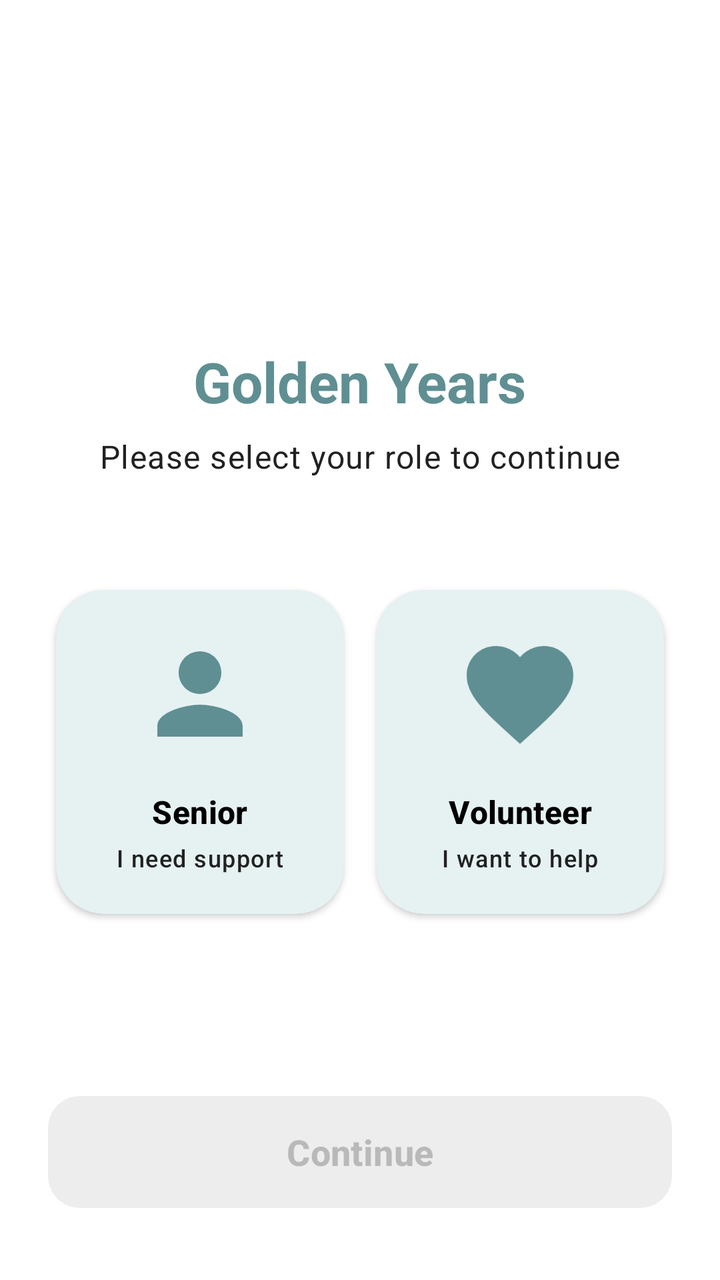
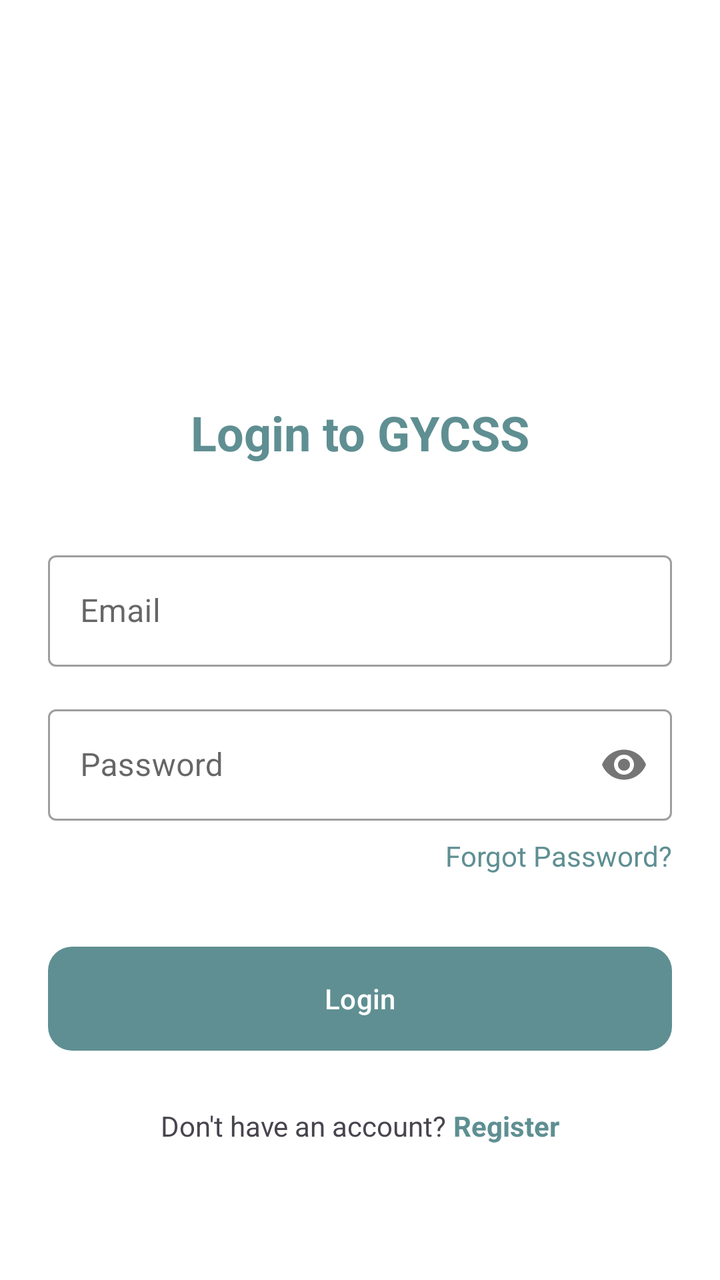

Two renders of the same Android screen: before a commit and after it. Below are the layout's source before the change and the commit's diff.
<!-- AndroidManifest.xml: application theme Theme.Gycss2 -->
<!-- res/layout/activity_login.xml -->
<?xml version="1.0" encoding="utf-8"?>
<androidx.constraintlayout.widget.ConstraintLayout xmlns:android="http://schemas.android.com/apk/res/android"
    xmlns:app="http://schemas.android.com/apk/res-auto"
    xmlns:tools="http://schemas.android.com/tools"
    android:id="@+id/main"
    android:layout_width="match_parent"
    android:layout_height="match_parent"
    android:background="@color/white"
    tools:context=".ui.login.LoginActivity">

    <ImageView
        android:id="@+id/iv_logo"
        android:layout_width="100dp"
        android:layout_height="100dp"
        android:layout_marginTop="48dp"
        android:contentDescription="@string/app_name"
        android:src="@mipmap/ic_launcher_round"
        app:layout_constraintEnd_toEndOf="parent"
        app:layout_constraintStart_toStartOf="parent"
        app:layout_constraintTop_toTopOf="parent" />

    <TextView
        android:id="@+id/tv_welcome"
        android:layout_width="wrap_content"
        android:layout_height="wrap_content"
        android:layout_marginTop="24dp"
        android:text="@string/app_name"
        android:textAppearance="?attr/textAppearanceHeadlineMedium"
        android:textColor="?attr/colorPrimary"
        android:textStyle="bold"
        app:layout_constraintEnd_toEndOf="parent"
        app:layout_constraintStart_toStartOf="parent"
        app:layout_constraintTop_toBottomOf="@id/iv_logo" />

    <TextView
        android:id="@+id/tv_choose_role"
        android:layout_width="wrap_content"
        android:layout_height="wrap_content"
        android:layout_marginTop="8dp"
        android:text="Please select your role to continue"
        android:textAppearance="?attr/textAppearanceBodyLarge"
        android:textColor="?attr/colorOnSurfaceVariant"
        app:layout_constraintEnd_toEndOf="parent"
        app:layout_constraintStart_toStartOf="parent"
        app:layout_constraintTop_toBottomOf="@id/tv_welcome" />

    <LinearLayout
        android:id="@+id/ll_roles"
        android:layout_width="match_parent"
        android:layout_height="wrap_content"
        android:layout_marginTop="48dp"
        android:orientation="horizontal"
        android:paddingHorizontal="20dp"
        app:layout_constraintTop_toBottomOf="@id/tv_choose_role"
        tools:layout_editor_absoluteX="0dp">

        
        <com.google.android.material.card.MaterialCardView
            android:id="@+id/card_senior"
            style="?attr/materialCardViewElevatedStyle"
            android:layout_width="0dp"
            android:layout_height="wrap_content"
            android:layout_margin="8dp"
            android:layout_weight="1"
            android:clickable="true"
            android:focusable="true"
            app:cardBackgroundColor="@color/very_light_teal"
            app:cardCornerRadius="24dp"
            app:cardElevation="2dp"
            app:strokeColor="@color/primary_teal"
            app:strokeWidth="0dp">

            <androidx.constraintlayout.widget.ConstraintLayout
                android:layout_width="match_parent"
                android:layout_height="wrap_content"
                android:padding="20dp">

                <ImageView
                    android:id="@+id/iv_senior_icon"
                    android:layout_width="64dp"
                    android:layout_height="64dp"
                    android:src="@drawable/ic_senior"
                    app:layout_constraintEnd_toEndOf="parent"
                    app:layout_constraintStart_toStartOf="parent"
                    app:layout_constraintTop_toTopOf="parent" />

                <TextView
                    android:id="@+id/tv_senior_label"
                    android:layout_width="wrap_content"
                    android:layout_height="wrap_content"
                    android:layout_marginTop="16dp"
                    android:text="Senior"
                    android:textAppearance="?attr/textAppearanceTitleMedium"
                    android:textColor="?attr/colorOnSurface"
                    android:textStyle="bold"
                    app:layout_constraintEnd_toEndOf="parent"
                    app:layout_constraintStart_toStartOf="parent"
                    app:layout_constraintTop_toBottomOf="@id/iv_senior_icon" />

                <TextView
                    android:layout_width="wrap_content"
                    android:layout_height="wrap_content"
                    android:layout_marginTop="4dp"
                    android:text="I need support"
                    android:textAppearance="?attr/textAppearanceLabelMedium"
                    android:textColor="?attr/colorOnSurfaceVariant"
                    app:layout_constraintEnd_toEndOf="parent"
                    app:layout_constraintStart_toStartOf="parent"
                    app:layout_constraintTop_toBottomOf="@id/tv_senior_label" />

                <ImageView
                    android:id="@+id/iv_senior_check"
                    android:layout_width="24dp"
                    android:layout_height="24dp"
                    android:src="@drawable/ic_check_circle"
                    android:visibility="gone"
                    app:layout_constraintEnd_toEndOf="parent"
                    app:layout_constraintTop_toTopOf="parent"
                    app:tint="@color/primary_teal" />

            </androidx.constraintlayout.widget.ConstraintLayout>
        </com.google.android.material.card.MaterialCardView>

        
        <com.google.android.material.card.MaterialCardView
            android:id="@+id/card_volunteer"
            style="?attr/materialCardViewElevatedStyle"
            android:layout_width="0dp"
            android:layout_height="wrap_content"
            android:layout_margin="8dp"
            android:layout_weight="1"
            android:clickable="true"
            android:focusable="true"
            app:cardBackgroundColor="@color/very_light_teal"
            app:cardCornerRadius="24dp"
            app:cardElevation="2dp"
            app:strokeColor="@color/primary_teal"
            app:strokeWidth="0dp">

            <androidx.constraintlayout.widget.ConstraintLayout
                android:layout_width="match_parent"
                android:layout_height="wrap_content"
                android:padding="20dp">

                <ImageView
                    android:id="@+id/iv_volunteer_icon"
                    android:layout_width="64dp"
                    android:layout_height="64dp"
                    android:src="@drawable/ic_volunteer"
                    app:layout_constraintEnd_toEndOf="parent"
                    app:layout_constraintStart_toStartOf="parent"
                    app:layout_constraintTop_toTopOf="parent" />

                <TextView
                    android:id="@+id/tv_volunteer_label"
                    android:layout_width="wrap_content"
                    android:layout_height="wrap_content"
                    android:layout_marginTop="16dp"
                    android:text="Volunteer"
                    android:textAppearance="?attr/textAppearanceTitleMedium"
                    android:textColor="?attr/colorOnSurface"
                    android:textStyle="bold"
                    app:layout_constraintEnd_toEndOf="parent"
                    app:layout_constraintStart_toStartOf="parent"
                    app:layout_constraintTop_toBottomOf="@id/iv_volunteer_icon" />

                <TextView
                    android:layout_width="wrap_content"
                    android:layout_height="wrap_content"
                    android:layout_marginTop="4dp"
                    android:text="I want to help"
                    android:textAppearance="?attr/textAppearanceLabelMedium"
                    android:textColor="?attr/colorOnSurfaceVariant"
                    app:layout_constraintEnd_toEndOf="parent"
                    app:layout_constraintStart_toStartOf="parent"
                    app:layout_constraintTop_toBottomOf="@id/tv_volunteer_label" />

                <ImageView
                    android:id="@+id/iv_volunteer_check"
                    android:layout_width="24dp"
                    android:layout_height="24dp"
                    android:src="@drawable/ic_check_circle"
                    android:visibility="gone"
                    app:layout_constraintEnd_toEndOf="parent"
                    app:layout_constraintTop_toTopOf="parent"
                    app:tint="@color/primary_teal" />

            </androidx.constraintlayout.widget.ConstraintLayout>
        </com.google.android.material.card.MaterialCardView>
    </LinearLayout>

    <com.google.android.material.button.MaterialButton
        android:id="@+id/btn_continue"
        style="@style/Widget.Material3.Button"
        android:layout_width="match_parent"
        android:layout_height="64dp"
        android:layout_marginHorizontal="24dp"
        android:layout_marginBottom="32dp"
        android:alpha="0.6"
        android:enabled="false"
        android:text="@string/btn_continue"
        android:textSize="18sp"
        android:textStyle="bold"
        app:cornerRadius="16dp"
        app:layout_constraintBottom_toBottomOf="parent" />

</androidx.constraintlayout.widget.ConstraintLayout>
<!-- resources referenced by this layout -->
<resources>
  <color name="primary_teal">#5F8F92</color>
  <color name="very_light_teal">#E6F1F2</color>
  <color name="white">#FFFFFF</color>
  <!-- drawable ic_check_circle (drawable) -->
  <?xml version="1.0" encoding="utf-8"?>
  <vector xmlns:android="http://schemas.android.com/apk/res/android"
      android:width="24dp"
      android:height="24dp"
      android:viewportWidth="24"
      android:viewportHeight="24">
      <path
          android:fillColor="@color/primary_teal"
          android:pathData="M12,2C6.48,2 2,6.48 2,12s4.48,10 10,10 10,-4.48 10,-10S17.52,2 12,2zM10,17l-5,-5 1.41,-1.41L10,14.17l7.59,-7.59L19,8l-9,9z" />
  </vector>
  <!-- drawable ic_senior (drawable) -->
  <?xml version="1.0" encoding="utf-8"?>
  <vector xmlns:android="http://schemas.android.com/apk/res/android"
      android:width="48dp"
      android:height="48dp"
      android:viewportWidth="24"
      android:viewportHeight="24">
      <path
          android:fillColor="#5F8F92"
          android:pathData="M12,12c2.21,0 4,-1.79 4,-4s-1.79,-4 -4,-4 -4,1.79 -4,4 1.79,4 4,4zM12,14c-2.67,0 -8,1.34 -8,4v2h16v-2c0,-2.66 -5.33,-4 -8,-4z" />
  </vector>
  <!-- drawable ic_volunteer (drawable) -->
  <?xml version="1.0" encoding="utf-8"?>
  <vector xmlns:android="http://schemas.android.com/apk/res/android"
      android:width="48dp"
      android:height="48dp"
      android:viewportWidth="24"
      android:viewportHeight="24">
      <path
          android:fillColor="#5F8F92"
          android:pathData="M12,21.35l-1.45,-1.32C5.4,15.36 2,12.28 2,8.5 2,5.42 4.42,3 7.5,3c1.74,0 3.41,0.81 4.5,2.09C13.09,3.81 14.76,3 16.5,3 19.58,3 22,5.42 22,8.5c0,3.78 -3.4,6.86 -8.55,11.54L12,21.35z" />
  </vector>
  <!-- mipmap ic_launcher_round (mipmap-anydpi-v26) -->
  <?xml version="1.0" encoding="utf-8"?>
  <adaptive-icon xmlns:android="http://schemas.android.com/apk/res/android">
      <background android:drawable="@drawable/ic_launcher_background"/>
      <foreground android:drawable="@mipmap/ic_launcher_foreground"/>
  </adaptive-icon>
  <string name="app_name">Golden Years</string>
  <string name="btn_continue">Continue</string>
  <style name="Theme.Gycss2" parent="Base.Theme.Gycss2" />
  <!-- drawable ic_launcher_background (drawable) -->
  <?xml version="1.0" encoding="utf-8"?>
  <vector
      android:height="108dp"
      android:width="108dp"
      android:viewportHeight="108"
      android:viewportWidth="108"
      xmlns:android="http://schemas.android.com/apk/res/android">
      <path android:fillColor="#FFFFFF"
            android:pathData="M0,0h108v108h-108z"/>
  </vector>
  <color name="light_teal">#8FB6B8</color>
  <color name="primary_text">#000000</color>
  <color name="dark_teal">#4E7F83</color>
  <color name="success_green">#2E7D32</color>
  <color name="off_white">#F5F7F8</color>
  <color name="secondary_text">#212121</color>
  <color name="divider_gray">#E0E4E7</color>
  <!-- unchanged entries left out for length: 1 -->
</resources>

<!-- the commit's change to res/layout/activity_login.xml (unified diff, before → after) -->
@@ -5,203 +5,116 @@
     android:id="@+id/main"
     android:layout_width="match_parent"
     android:layout_height="match_parent"
-    android:background="@color/white"
-    tools:context=".ui.login.LoginActivity">
+    android:background="@color/white">
 
     <ImageView
         android:id="@+id/iv_logo"
-        android:layout_width="100dp"
-        android:layout_height="100dp"
-        android:layout_marginTop="48dp"
-        android:contentDescription="@string/app_name"
+        android:layout_width="120dp"
+        android:layout_height="120dp"
+        android:layout_marginTop="60dp"
         android:src="@mipmap/ic_launcher_round"
         app:layout_constraintEnd_toEndOf="parent"
         app:layout_constraintStart_toStartOf="parent"
         app:layout_constraintTop_toTopOf="parent" />
 
     <TextView
-        android:id="@+id/tv_welcome"
+        android:id="@+id/tv_title"
         android:layout_width="wrap_content"
         android:layout_height="wrap_content"
-        android:layout_marginTop="24dp"
-        android:text="@string/app_name"
-        android:textAppearance="?attr/textAppearanceHeadlineMedium"
-        android:textColor="?attr/colorPrimary"
+        android:layout_marginTop="20dp"
+        android:text="Login to GYCSS"
+        android:textSize="24sp"
         android:textStyle="bold"
+        android:textColor="@color/primary_teal"
         app:layout_constraintEnd_toEndOf="parent"
         app:layout_constraintStart_toStartOf="parent"
         app:layout_constraintTop_toBottomOf="@id/iv_logo" />
 
+    <com.google.android.material.textfield.TextInputLayout
+        android:id="@+id/til_email"
+        style="@style/Widget.MaterialComponents.TextInputLayout.OutlinedBox"
+        android:layout_width="match_parent"
+        android:layout_height="wrap_content"
+        android:layout_marginHorizontal="24dp"
+        android:layout_marginTop="40dp"
+        android:hint="Email"
+        app:layout_constraintTop_toBottomOf="@id/tv_title">
+
+        <com.google.android.material.textfield.TextInputEditText
+            android:layout_width="match_parent"
+            android:layout_height="wrap_content"
+            android:inputType="textEmailAddress" />
+    </com.google.android.material.textfield.TextInputLayout>
+
+    <com.google.android.material.textfield.TextInputLayout
+        android:id="@+id/til_password"
+        style="@style/Widget.MaterialComponents.TextInputLayout.OutlinedBox"
+        android:layout_width="match_parent"
+        android:layout_height="wrap_content"
+        android:layout_marginHorizontal="24dp"
+        android:layout_marginTop="16dp"
+        android:hint="Password"
+        app:passwordToggleEnabled="true"
+        app:layout_constraintTop_toBottomOf="@id/til_email">
+
+        <com.google.android.material.textfield.TextInputEditText
+            android:layout_width="match_parent"
+            android:layout_height="wrap_content"
+            android:inputType="textPassword" />
+    </com.google.android.material.textfield.TextInputLayout>
+
     <TextView
-        android:id="@+id/tv_choose_role"
+        android:id="@+id/tv_forgot_password"
         android:layout_width="wrap_content"
         android:layout_height="wrap_content"
         android:layout_marginTop="8dp"
-        android:text="Please select your role to continue"
-        android:textAppearance="?attr/textAppearanceBodyLarge"
-        android:textColor="?attr/colorOnSurfaceVariant"
+        android:layout_marginEnd="24dp"
+        android:text="Forgot Password?"
+        android:textColor="@color/primary_teal"
+        app:layout_constraintEnd_toEndOf="parent"
+        app:layout_constraintTop_toBottomOf="@id/til_password" />
+
+    <com.google.android.material.button.MaterialButton
+        android:id="@+id/btn_login"
+        android:layout_width="match_parent"
+        android:layout_height="60dp"
+        android:layout_marginHorizontal="24dp"
+        android:layout_marginTop="32dp"
+        android:text="Login"
+        app:cornerRadius="12dp"
+        app:layout_constraintTop_toBottomOf="@id/tv_forgot_password" />
+
+    <ProgressBar
+        android:id="@+id/progress_bar"
+        android:layout_width="wrap_content"
+        android:layout_height="wrap_content"
+        android:visibility="gone"
+        app:layout_constraintBottom_toBottomOf="@id/btn_login"
+        app:layout_constraintEnd_toEndOf="@id/btn_login"
+        app:layout_constraintStart_toStartOf="@id/btn_login"
+        app:layout_constraintTop_toTopOf="@id/btn_login" />
+
+    <LinearLayout
+        android:layout_width="wrap_content"
+        android:layout_height="wrap_content"
+        android:layout_marginTop="24dp"
+        android:orientation="horizontal"
         app:layout_constraintEnd_toEndOf="parent"
         app:layout_constraintStart_toStartOf="parent"
-        app:layout_constraintTop_toBottomOf="@id/tv_welcome" />
+        app:layout_constraintTop_toBottomOf="@id/btn_login">
 
-    <LinearLayout
-        android:id="@+id/ll_roles"
-        android:layout_width="match_parent"
-        android:layout_height="wrap_content"
-        android:layout_marginTop="48dp"
-        android:orientation="horizontal"
-        android:paddingHorizontal="20dp"
-        app:layout_constraintTop_toBottomOf="@id/tv_choose_role"
-        tools:layout_editor_absoluteX="0dp">
+        <TextView
+            android:layout_width="wrap_content"
+            android:layout_height="wrap_content"
+            android:text="Don't have an account? " />
 
-        
-        <com.google.android.material.card.MaterialCardView
-            android:id="@+id/card_senior"
-            style="?attr/materialCardViewElevatedStyle"
-            android:layout_width="0dp"
+        <TextView
+            android:id="@+id/tv_register"
+            android:layout_width="wrap_content"
             android:layout_height="wrap_content"
-            android:layout_margin="8dp"
-            android:layout_weight="1"
-            android:clickable="true"
-            android:focusable="true"
-            app:cardBackgroundColor="@color/very_light_teal"
-            app:cardCornerRadius="24dp"
-            app:cardElevation="2dp"
-            app:strokeColor="@color/primary_teal"
-            app:strokeWidth="0dp">
-
-            <androidx.constraintlayout.widget.ConstraintLayout
-                android:layout_width="match_parent"
-                android:layout_height="wrap_content"
-                android:padding="20dp">
-
-                <ImageView
-                    android:id="@+id/iv_senior_icon"
-                    android:layout_width="64dp"
-                    android:layout_height="64dp"
-                    android:src="@drawable/ic_senior"
-                    app:layout_constraintEnd_toEndOf="parent"
-                    app:layout_constraintStart_toStartOf="parent"
-                    app:layout_constraintTop_toTopOf="parent" />
-
-                <TextView
-                    android:id="@+id/tv_senior_label"
-                    android:layout_width="wrap_content"
-                    android:layout_height="wrap_content"
-                    android:layout_marginTop="16dp"
-                    android:text="Senior"
-                    android:textAppearance="?attr/textAppearanceTitleMedium"
-                    android:textColor="?attr/colorOnSurface"
-                    android:textStyle="bold"
-                    app:layout_constraintEnd_toEndOf="parent"
-                    app:layout_constraintStart_toStartOf="parent"
-                    app:layout_constraintTop_toBottomOf="@id/iv_senior_icon" />
-
-                <TextView
-                    android:layout_width="wrap_content"
-                    android:layout_height="wrap_content"
-                    android:layout_marginTop="4dp"
-                    android:text="I need support"
-                    android:textAppearance="?attr/textAppearanceLabelMedium"
-                    android:textColor="?attr/colorOnSurfaceVariant"
-                    app:layout_constraintEnd_toEndOf="parent"
-                    app:layout_constraintStart_toStartOf="parent"
-                    app:layout_constraintTop_toBottomOf="@id/tv_senior_label" />
-
-                <ImageView
-                    android:id="@+id/iv_senior_check"
-                    android:layout_width="24dp"
-                    android:layout_height="24dp"
-                    android:src="@drawable/ic_check_circle"
-                    android:visibility="gone"
-                    app:layout_constraintEnd_toEndOf="parent"
-                    app:layout_constraintTop_toTopOf="parent"
-                    app:tint="@color/primary_teal" />
-
-            </androidx.constraintlayout.widget.ConstraintLayout>
-        </com.google.android.material.card.MaterialCardView>
-
-        
-        <com.google.android.material.card.MaterialCardView
-            android:id="@+id/card_volunteer"
-            style="?attr/materialCardViewElevatedStyle"
-            android:layout_width="0dp"
-            android:layout_height="wrap_content"
-            android:layout_margin="8dp"
-            android:layout_weight="1"
-            android:clickable="true"
-            android:focusable="true"
-            app:cardBackgroundColor="@color/very_light_teal"
-            app:cardCornerRadius="24dp"
-            app:cardElevation="2dp"
-            app:strokeColor="@color/primary_teal"
-            app:strokeWidth="0dp">
-
-            <androidx.constraintlayout.widget.ConstraintLayout
-                android:layout_width="match_parent"
-                android:layout_height="wrap_content"
-                android:padding="20dp">
-
-                <ImageView
-                    android:id="@+id/iv_volunteer_icon"
-                    android:layout_width="64dp"
-                    android:layout_height="64dp"
-                    android:src="@drawable/ic_volunteer"
-                    app:layout_constraintEnd_toEndOf="parent"
-                    app:layout_constraintStart_toStartOf="parent"
-                    app:layout_constraintTop_toTopOf="parent" />
-
-                <TextView
-                    android:id="@+id/tv_volunteer_label"
-                    android:layout_width="wrap_content"
-                    android:layout_height="wrap_content"
-                    android:layout_marginTop="16dp"
-                    android:text="Volunteer"
-                    android:textAppearance="?attr/textAppearanceTitleMedium"
-                    android:textColor="?attr/colorOnSurface"
-                    android:textStyle="bold"
-                    app:layout_constraintEnd_toEndOf="parent"
-                    app:layout_constraintStart_toStartOf="parent"
-                    app:layout_constraintTop_toBottomOf="@id/iv_volunteer_icon" />
-
-                <TextView
-                    android:layout_width="wrap_content"
-                    android:layout_height="wrap_content"
-                    android:layout_marginTop="4dp"
-                    android:text="I want to help"
-                    android:textAppearance="?attr/textAppearanceLabelMedium"
-                    android:textColor="?attr/colorOnSurfaceVariant"
-                    app:layout_constraintEnd_toEndOf="parent"
-                    app:layout_constraintStart_toStartOf="parent"
-                    app:layout_constraintTop_toBottomOf="@id/tv_volunteer_label" />
-
-                <ImageView
-                    android:id="@+id/iv_volunteer_check"
-                    android:layout_width="24dp"
-                    android:layout_height="24dp"
-                    android:src="@drawable/ic_check_circle"
-                    android:visibility="gone"
-                    app:layout_constraintEnd_toEndOf="parent"
-                    app:layout_constraintTop_toTopOf="parent"
-                    app:tint="@color/primary_teal" />
-
-            </androidx.constraintlayout.widget.ConstraintLayout>
-        </com.google.android.material.card.MaterialCardView>
+            android:text="Register"
+            android:textStyle="bold"
+            android:textColor="@color/primary_teal" />
     </LinearLayout>
 
-    <com.google.android.material.button.MaterialButton
-        android:id="@+id/btn_continue"
-        style="@style/Widget.Material3.Button"
-        android:layout_width="match_parent"
-        android:layout_height="64dp"
-        android:layout_marginHorizontal="24dp"
-        android:layout_marginBottom="32dp"
-        android:alpha="0.6"
-        android:enabled="false"
-        android:text="@string/btn_continue"
-        android:textSize="18sp"
-        android:textStyle="bold"
-        app:cornerRadius="16dp"
-        app:layout_constraintBottom_toBottomOf="parent" />
-
 </androidx.constraintlayout.widget.ConstraintLayout>
<!-- resource entries referenced after the edit -->
@@ -3,47 +3,12 @@
   <color name="primary_teal">#5F8F92</color>
   <color name="very_light_teal">#E6F1F2</color>
   <color name="white">#FFFFFF</color>
-  <!-- drawable ic_check_circle (drawable) -->
-  <?xml version="1.0" encoding="utf-8"?>
-  <vector xmlns:android="http://schemas.android.com/apk/res/android"
-      android:width="24dp"
-      android:height="24dp"
-      android:viewportWidth="24"
-      android:viewportHeight="24">
-      <path
-          android:fillColor="@color/primary_teal"
-          android:pathData="M12,2C6.48,2 2,6.48 2,12s4.48,10 10,10 10,-4.48 10,-10S17.52,2 12,2zM10,17l-5,-5 1.41,-1.41L10,14.17l7.59,-7.59L19,8l-9,9z" />
-  </vector>
-  <!-- drawable ic_senior (drawable) -->
-  <?xml version="1.0" encoding="utf-8"?>
-  <vector xmlns:android="http://schemas.android.com/apk/res/android"
-      android:width="48dp"
-      android:height="48dp"
-      android:viewportWidth="24"
-      android:viewportHeight="24">
-      <path
-          android:fillColor="#5F8F92"
-          android:pathData="M12,12c2.21,0 4,-1.79 4,-4s-1.79,-4 -4,-4 -4,1.79 -4,4 1.79,4 4,4zM12,14c-2.67,0 -8,1.34 -8,4v2h16v-2c0,-2.66 -5.33,-4 -8,-4z" />
-  </vector>
-  <!-- drawable ic_volunteer (drawable) -->
-  <?xml version="1.0" encoding="utf-8"?>
-  <vector xmlns:android="http://schemas.android.com/apk/res/android"
-      android:width="48dp"
-      android:height="48dp"
-      android:viewportWidth="24"
-      android:viewportHeight="24">
-      <path
-          android:fillColor="#5F8F92"
-          android:pathData="M12,21.35l-1.45,-1.32C5.4,15.36 2,12.28 2,8.5 2,5.42 4.42,3 7.5,3c1.74,0 3.41,0.81 4.5,2.09C13.09,3.81 14.76,3 16.5,3 19.58,3 22,5.42 22,8.5c0,3.78 -3.4,6.86 -8.55,11.54L12,21.35z" />
-  </vector>
   <!-- mipmap ic_launcher_round (mipmap-anydpi-v26) -->
   <?xml version="1.0" encoding="utf-8"?>
   <adaptive-icon xmlns:android="http://schemas.android.com/apk/res/android">
       <background android:drawable="@drawable/ic_launcher_background"/>
       <foreground android:drawable="@mipmap/ic_launcher_foreground"/>
   </adaptive-icon>
-  <string name="app_name">Golden Years</string>
-  <string name="btn_continue">Continue</string>
   <style name="Theme.Gycss2" parent="Base.Theme.Gycss2" />
   <!-- drawable ic_launcher_background (drawable) -->
   <?xml version="1.0" encoding="utf-8"?>
